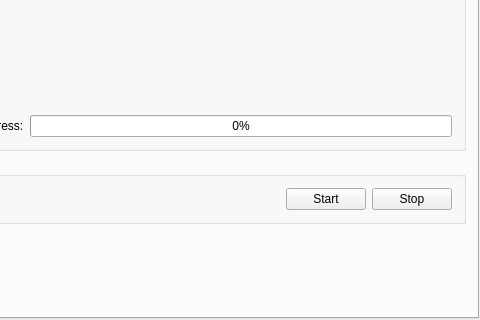
First picture: the form in src/gui/mainwindow.ui, repository kocica/warehouse-manager, before the edit; both pictures show x 673 to 1153 and y 586 to 906 of the 1153 by 906 pixel window.
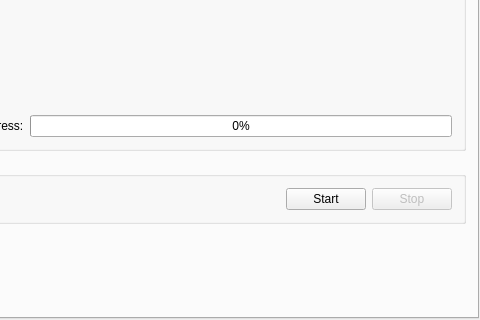
Second picture: the form after the edit. Icons and pictures are not drawn. Custom widgets are drawn as their Qt base class.

```diff
--- a/src/gui/mainwindow.ui
+++ b/src/gui/mainwindow.ui
@@ -985,6 +985,9 @@
                  </item>
                  <item>
                   <widget class="QPushButton" name="stopOptimization">
+                   <property name="enabled">
+                    <bool>false</bool>
+                   </property>
                    <property name="text">
                     <string>Stop</string>
                    </property>
```
Left out of the diff: 6 changed lines with no effect on the pictures.
